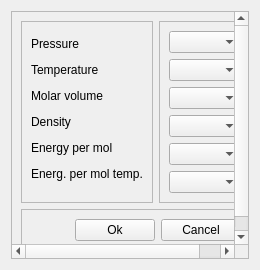
Old version of the form designer/units_options_ui.ui in the repository marcusbfs/Sindri.
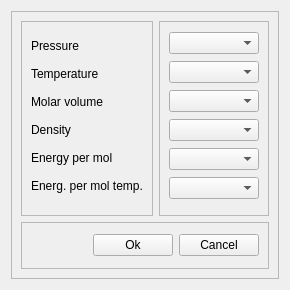
New version of the form.

What changed in the file:
```diff
--- a/designer/units_options_ui.ui
+++ b/designer/units_options_ui.ui
@@ -9,14 +9,14 @@
    <rect>
     <x>0</x>
     <y>0</y>
-    <width>260</width>
-    <height>270</height>
+    <width>290</width>
+    <height>290</height>
    </rect>
   </property>
   <property name="minimumSize">
    <size>
-    <width>260</width>
-    <height>270</height>
+    <width>290</width>
+    <height>290</height>
    </size>
   </property>
   <property name="windowTitle">
@@ -33,8 +33,8 @@
        <rect>
         <x>0</x>
         <y>0</y>
-        <width>240</width>
-        <height>250</height>
+        <width>270</width>
+        <height>270</height>
        </rect>
       </property>
       <layout class="QGridLayout" name="gridLayout">
@@ -156,7 +156,14 @@
          </property>
          <layout class="QVBoxLayout" name="verticalLayout">
           <item>
-           <widget class="QComboBox" name="comboBox_pressure"/>
+           <widget class="QComboBox" name="comboBox_pressure">
+            <property name="sizePolicy">
+             <sizepolicy hsizetype="Preferred" vsizetype="Fixed">
+              <horstretch>0</horstretch>
+              <verstretch>0</verstretch>
+             </sizepolicy>
+            </property>
+           </widget>
           </item>
           <item>
            <widget class="QComboBox" name="comboBox_temperature"/>
```
